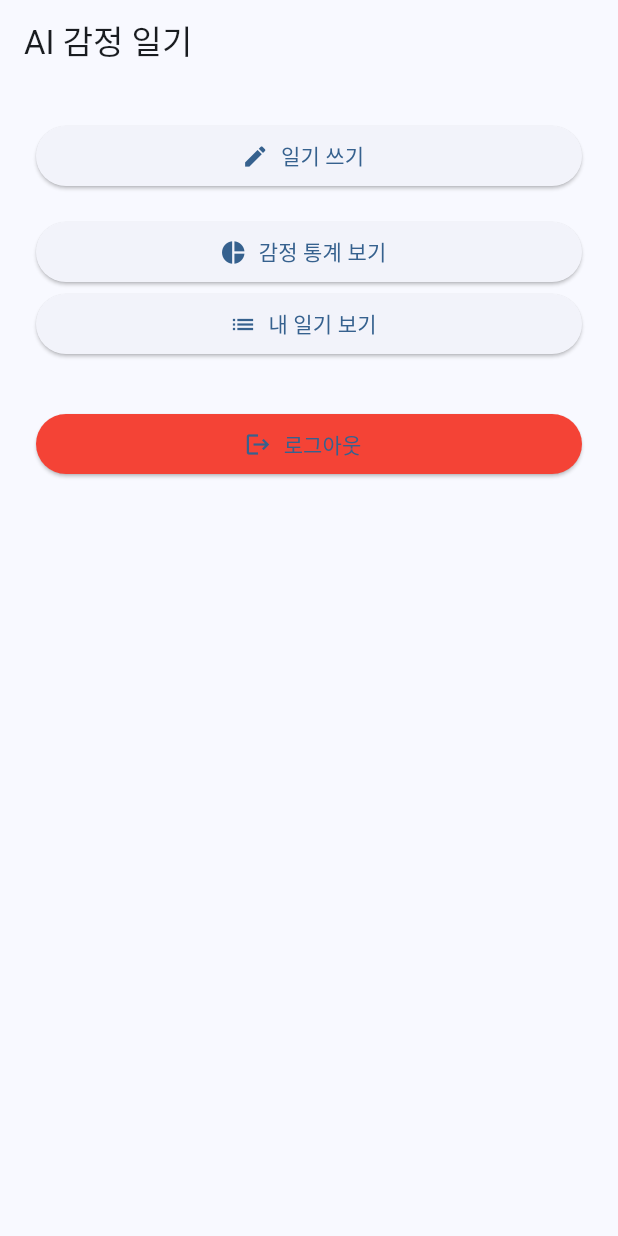
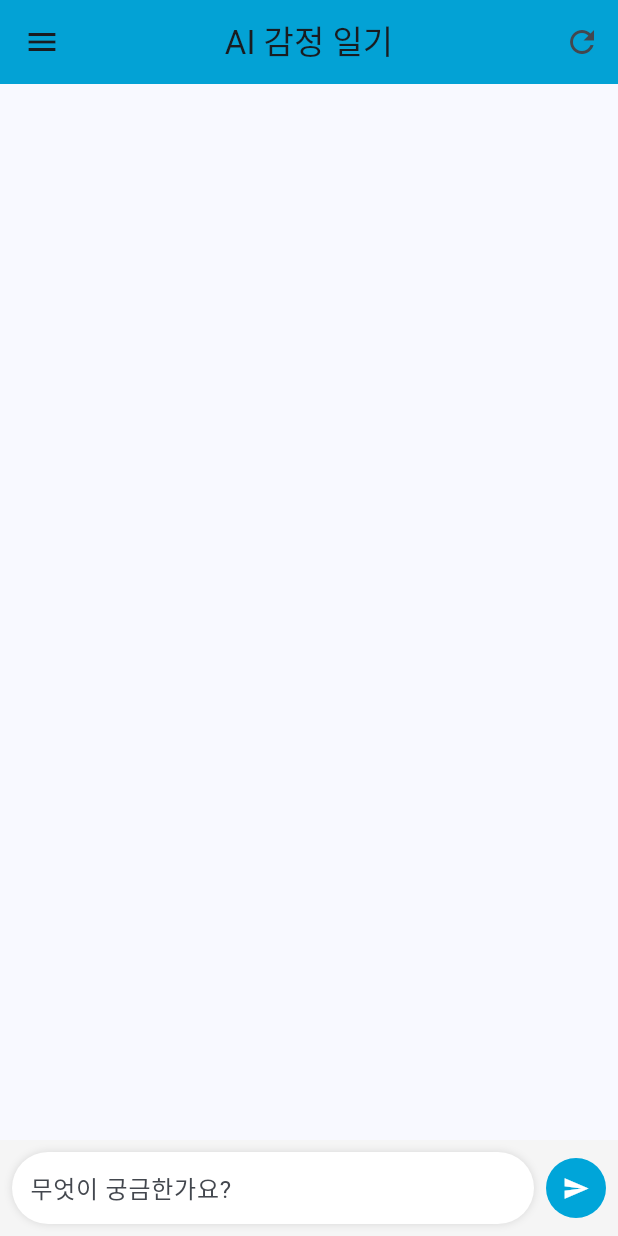
Before and after one commit to yoyowasi/mind_line_front, a Flutter app: the HomeScreen screen opened by its route, on a phone screen of 412 x 824 dp. Run offline on Flutter 3.47's test engine with Material 3 defaults, Android fonts, the phone set to English and light mode, and no system bars; our stand-ins replace firebase_auth, firebase_core, fl_chart, go_router; accounts and stored records are empty.

Commit message:
백엔드와 ai 연결 테스트

```diff
--- a/lib/features/home/home_screen.dart
+++ b/lib/features/home/home_screen.dart
@@ -1,68 +1,235 @@
+import 'dart:convert';
+import 'dart:io';
+import 'package:flutter/material.dart';
 import 'package:firebase_auth/firebase_auth.dart';
-import 'package:flutter/material.dart';
 import 'package:go_router/go_router.dart';
 import 'package:http/http.dart' as http;
+import 'package:flutter/services.dart';
 
 import '../../core/services/api_service.dart';
 
-class HomeScreen extends StatelessWidget {
+class HomeScreen extends StatefulWidget {
   const HomeScreen({super.key});
 
   @override
+  State<HomeScreen> createState() => _HomeScreenState();
+}
+
+class _HomeScreenState extends State<HomeScreen> {
+  final FirebaseAuth _auth = FirebaseAuth.instance;
+  User? _user;
+
+  final TextEditingController _controller = TextEditingController();
+  final ScrollController _scrollController = ScrollController();
+  final List<Map<String, String>> _messages = [];
+
+  bool _loading = false;
+
+  @override
+  void initState() {
+    super.initState();
+    _user = _auth.currentUser;
+  }
+
+  Future<void> _logout() async {
+    await AuthService.logout();
+    if (context.mounted) {
+      context.go('/login');
+    }
+  }
+
+  void _scrollToBottom() {
+    WidgetsBinding.instance.addPostFrameCallback((_) {
+      if (_scrollController.hasClients) {
+        _scrollController.animateTo(
+          _scrollController.position.maxScrollExtent,
+          duration: const Duration(milliseconds: 300),
+          curve: Curves.easeOut,
+        );
+      }
+    });
+  }
+
+  Future<String> fetchAiResponse(String userMessage) async {
+    final url = Uri.parse('http://localhost:8080/gemini/ask');
+
+    final response = await http.post(
+      url,
+      headers: {'Content-Type': 'application/json'},
+      body: jsonEncode({'message': userMessage}),
+    );
+
+    if (response.statusCode == 200) {
+      return response.body;
+    } else {
+      throw Exception('AI 응답 실패: ${response.statusCode}');
+    }
+  }
+
+  Future<void> _sendMessage() async {
+    final userMessage = _controller.text.trim();
+    if (userMessage.isEmpty) return;
+
+    setState(() {
+      _messages.add({'role': 'user', 'content': userMessage});
+      _controller.clear();
+      _loading = true;
+    });
+
+    _scrollToBottom();
+
+    try {
+      final aiResponse = await fetchAiResponse(userMessage);
+
+      setState(() {
+        _messages.add({'role': 'assistant', 'content': aiResponse});
+      });
+    } catch (e) {
+      setState(() {
+        _messages.add({'role': 'assistant', 'content': 'AI 응답 오류: $e'});
+      });
+    } finally {
+      setState(() {
+        _loading = false;
+      });
+      _scrollToBottom();
+    }
+  }
+
+  Widget _buildMessageBubble(String role, String content) {
+    final isUser = role == 'user';
+    final alignment = isUser ? MainAxisAlignment.end : MainAxisAlignment.start;
+    final bubbleColor = isUser ? const Color(0xFF00A5D9) : Colors.grey[300];
+    final textColor = isUser ? Colors.white : Colors.black87;
+
+    return Container(
+      margin: const EdgeInsets.symmetric(vertical: 6, horizontal: 12),
+      child: Row(
+        mainAxisAlignment: alignment,
+        crossAxisAlignment: CrossAxisAlignment.end,
+        children: [
+          if (!isUser)
+            const CircleAvatar(
+              radius: 20,
+              backgroundColor: Color(0xFF00A5D9),
+              child: Text('AI', style: TextStyle(color: Colors.white)),
+            ),
+          if (!isUser) const SizedBox(width: 8),
+          Flexible(
+            child: Container(
+              padding: const EdgeInsets.all(12),
+              decoration: BoxDecoration(
+                color: bubbleColor,
+                borderRadius: BorderRadius.circular(10),
+              ),
+              child: Text(content, style: TextStyle(color: textColor)),
+            ),
+          ),
+        ],
+      ),
+    );
+  }
+
+  @override
   Widget build(BuildContext context) {
+    final keyboardHeight = MediaQuery.of(context).viewInsets.bottom;
+
     return Scaffold(
       appBar: AppBar(
         title: const Text('AI 감정 일기'),
+        backgroundColor: const Color(0xFF00A5D9),
+        elevation: 1.0,
+        centerTitle: true,
+        actions: [
+          IconButton(
+            icon: const Icon(Icons.refresh),
+            onPressed: () {
+              setState(() {
+                _messages.clear();
+              });
+            },
+            tooltip: '새로고침',
+          ),
+        ],
       ),
-      body: Padding(
-        padding: const EdgeInsets.all(24.0),
+      drawer: Drawer(
         child: Column(
-          crossAxisAlignment: CrossAxisAlignment.stretch,
           children: [
-            ElevatedButton.icon(
-              icon: const Icon(Icons.edit),
-              label: const Text('일기 쓰기'),
-              onPressed: () => context.push('/diary'),
+            DrawerHeader(
+              decoration: const BoxDecoration(color: Color(0xFF00A5D9)),
+              child: Center(
+                child: Text(
+                  _user?.email ?? '사용자 정보 없음',
+                  style: const TextStyle(color: Colors.white, fontSize: 18),
+                ),
+              ),
             ),
-            const SizedBox(height: 16),
-
-            ElevatedButton.icon(
-              icon: const Icon(Icons.pie_chart),
-              label: const Text('감정 통계 보기'),
-              onPressed: () => context.push('/stats'),
+            ListTile(
+              leading: const Icon(Icons.logout, color: Colors.red),
+              title: const Text('로그아웃'),
+              onTap: _logout,
             ),
-            ElevatedButton.icon(
-              icon: const Icon(Icons.list),
-              label: const Text('내 일기 보기'),
-              onPressed: () => context.push('/diary/list'),
+          ],
+        ),
+      ),
+      body: SafeArea(
+        child: Column(
+          children: [
+            Expanded(
+              child: Padding(
+                padding: EdgeInsets.only(bottom: keyboardHeight),
+                child: ListView.builder(
+                  controller: _scrollController,
+                  itemCount: _messages.length,
+                  itemBuilder: (context, index) {
+                    final msg = _messages[index];
+                    return _buildMessageBubble(msg['role']!, msg['content']!);
+                  },
+                ),
+              ),
             ),
-            /*ElevatedButton(
-              child: Text("테스트"),
-              onPressed: () async {
-                final user = FirebaseAuth.instance.currentUser;
-                final String? idToken = await user?.getIdToken(true);
-                if (idToken == null) return;
-
-                final response = await http.get(
-                  Uri.parse('http://localhost:8080/api/hello'),
-                  headers: {
-                    'Authorization': 'Bearer $idToken',
-                  },
-                );
-                print(response.body);
-              },
-            ),*/
-
-            const SizedBox(height: 32),
-            ElevatedButton.icon(
-              icon: const Icon(Icons.logout),
-              label: const Text('로그아웃'),
-              onPressed: () async {
-                await AuthService.logout();
-                context.go('/login'); // 로그인 화면으로 이동
-              },
-              style: ElevatedButton.styleFrom(
-                backgroundColor: Colors.red,
+            if (_loading)
+              const Padding(
+                padding: EdgeInsets.all(8),
+                child: CircularProgressIndicator(),
+              ),
+            Container(
+              color: Colors.grey[100],
+              padding: const EdgeInsets.symmetric(horizontal: 8, vertical: 8),
+              child: SafeArea(
+                child: Row(
+                  children: [
+                    Expanded(
+                      child: Container(
+                        padding: const EdgeInsets.symmetric(horizontal: 12),
+                        decoration: BoxDecoration(
+                          color: Colors.white,
+                          borderRadius: BorderRadius.circular(24),
+                          boxShadow: [
+                            BoxShadow(color: Colors.black12, blurRadius: 4),
+                          ],
+                        ),
+                        child: TextField(
+                          controller: _controller,
+                          decoration: const InputDecoration(
+                            hintText: '무엇이 궁금한가요?',
+                            border: InputBorder.none,
+                          ),
+                          onTap: _scrollToBottom,
+                          onSubmitted: (_) => _sendMessage(),
+                        ),
+                      ),
+                    ),
+                    const SizedBox(width: 8),
+                    InkWell(
+                      onTap: _sendMessage,
+                      child: const CircleAvatar(
+                        backgroundColor: Color(0xFF00A5D9),
+                        child: Icon(Icons.send, color: Colors.white, size: 18),
+                      ),
+                    ),
+                  ],
+                ),
               ),
             ),
           ],
```
